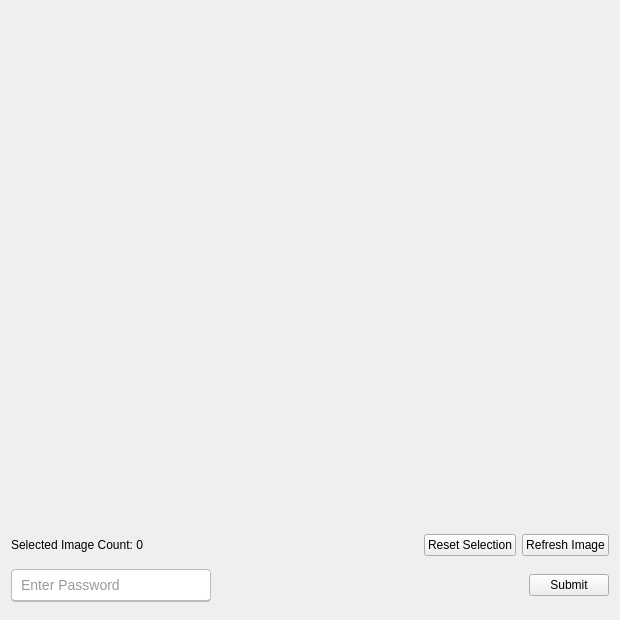
Old version of the form src/views/register_views/image_password_view.ui in the repository devforgely/MFA-Simulator.
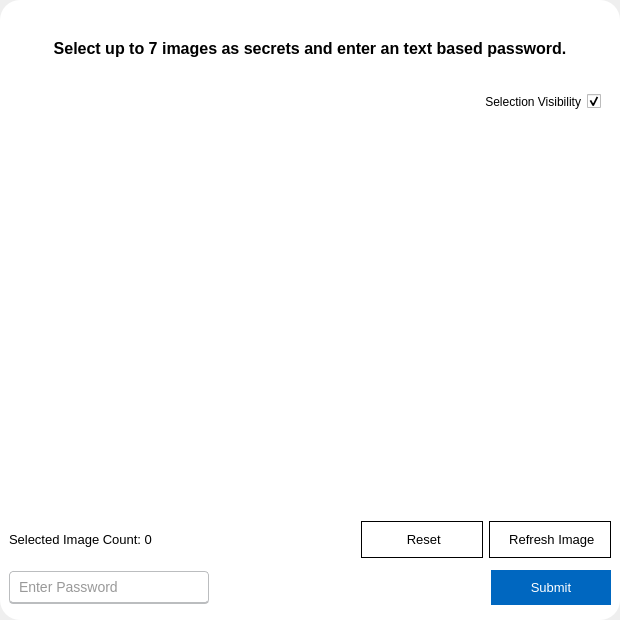
New version of the form. Icons and pictures are not drawn.

What changed in the file:
```diff
--- a/src/views/register_views/image_password_view.ui
+++ b/src/views/register_views/image_password_view.ui
@@ -20,7 +20,26 @@
    <string>Form</string>
   </property>
   <property name="styleSheet">
-   <string notr="true">#password_field {
+   <string notr="true">#frame {
+	background-color: white;
+	border-radius: 20px;
+}
+
+#form_title {
+	font-weight: 600;
+	font-size: 12pt;
+}
+
+#visible_check {
+	margin-right: 10px;
+}
+
+#select_lbl {
+	font-size: 10pt;
+	font-weight: 400;
+}
+
+QLineEdit {
 	height: 30px;
 	width: 200px;
   	margin: 7px 0;
@@ -35,9 +54,82 @@
 
 #password_field:focus {
 	border-color: #4070f4;
+}
+
+QPushButton {
+	font-size: 10pt;
+	font-weight: 400;
+	min-width: 100px;
+	height: 35px;
+	padding: 0px 10px;
+}
+
+#reset_btn, #refresh_btn {
+	color: black;
+	background-color: transparent;
+	border: 1px solid black;
+}
+
+#submit_btn {
+	color: white;
+	border: none;
+	background-color: #0067c0;
 }</string>
   </property>
   <layout class="QVBoxLayout" name="verticalLayout">
+   <property name="spacing">
+    <number>0</number>
+   </property>
+   <property name="leftMargin">
+    <number>0</number>
+   </property>
+   <property name="topMargin">
+    <number>0</number>
+   </property>
+   <property name="rightMargin">
+    <number>0</number>
+   </property>
+   <property name="bottomMargin">
+    <number>0</number>
+   </property>
+   <item>
+    <widget class="QFrame" name="frame">
+     <property name="frameShape">
+      <enum>QFrame::StyledPanel</enum>
+     </property>
+     <property name="frameShadow">
+      <enum>QFrame::Raised</enum>
+     </property>
+     <layout class="QVBoxLayout" name="verticalLayout_2">
+      <item>
+       <widget class="QLabel" name="form_title">
+        <property name="text">
+         <string>Select up to 7 images as secrets and enter an text based password.</string>
+        </property>
+        <property name="alignment">
+         <set>Qt::AlignCenter</set>
+        </property>
+        <property name="wordWrap">
+         <bool>true</bool>
+        </property>
+       </widget>
+      </item>
+      <item alignment="Qt::AlignLeft">
+       <widget class="QCheckBox" name="visible_check">
+        <property name="cursor">
+         <cursorShape>PointingHandCursor</cursorShape>
+        </property>
+        <property name="layoutDirection">
+         <enum>Qt::RightToLeft</enum>
+        </property>
+        <property name="text">
+         <string>Selection Visibility</string>
+        </property>
+        <property name="checked">
+         <bool>true</bool>
+        </property>
+       </widget>
+      </item>
    <item>
     <widget class="QFrame" name="image_view">
      <property name="minimumSize">
@@ -46,9 +138,6 @@
        <height>400</height>
       </size>
      </property>
-     <property name="styleSheet">
-      <string notr="true"/>
-     </property>
      <property name="frameShape">
       <enum>QFrame::NoFrame</enum>
      </property>
@@ -57,16 +146,16 @@
      </property>
      <layout class="QGridLayout" name="gridLayout" columnstretch="0">
       <property name="leftMargin">
-       <number>0</number>
+          <number>10</number>
       </property>
       <property name="topMargin">
-       <number>0</number>
+          <number>10</number>
       </property>
       <property name="rightMargin">
-       <number>0</number>
+          <number>10</number>
       </property>
       <property name="bottomMargin">
-       <number>0</number>
+          <number>10</number>
       </property>
       <property name="spacing">
        <number>5</number>
@@ -99,14 +188,22 @@
      <item>
       <widget class="QPushButton" name="reset_btn">
        <property name="text">
-        <string>Reset Selection</string>
+           <string> Reset</string>
+          </property>
+          <property name="icon">
+           <iconset>
+            <normaloff>../../resources/icons/trash-2.svg</normaloff>../../resources/icons/trash-2.svg</iconset>
        </property>
       </widget>
      </item>
      <item>
       <widget class="QPushButton" name="refresh_btn">
        <property name="text">
-        <string>Refresh Image</string>
+           <string> Refresh Image</string>
+          </property>
+          <property name="icon">
+           <iconset>
+            <normaloff>../../resources/icons/refresh-cw.svg</normaloff>../../resources/icons/refresh-cw.svg</iconset>
        </property>
       </widget>
      </item>
@@ -169,6 +266,9 @@
       </widget>
      </item>
     </layout>
+      </item>
+     </layout>
+    </widget>
    </item>
   </layout>
  </widget>
```
Left out of the diff: 11 changed lines with no effect on the pictures. Lines whose indentation alone changed are shown as unchanged.
